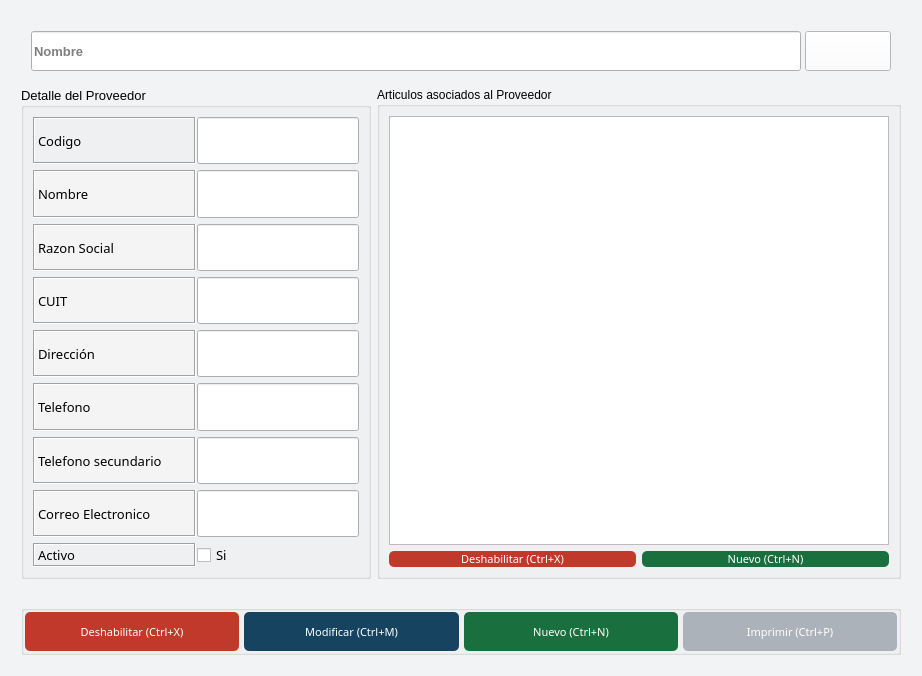
Before: the Qt Designer form Vistas/gui/detalles/proveedor_detalle.ui in Lonaris/Corupel, drawn with Qt 5.
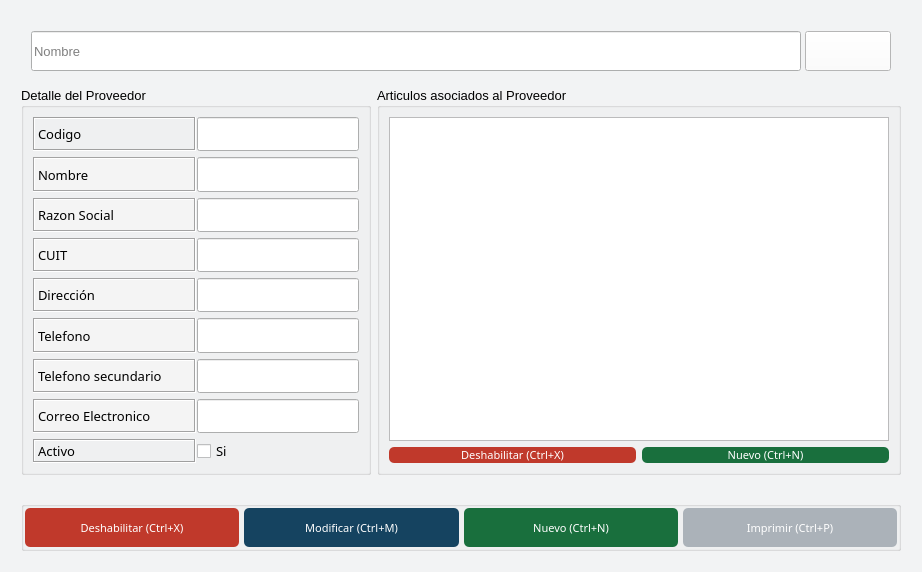
After: the same form once the commit is applied. Icons and pictures are not drawn.

Diff of the .ui file:
```diff
--- a/Vistas/gui/detalles/proveedor_detalle.ui
+++ b/Vistas/gui/detalles/proveedor_detalle.ui
@@ -7,7 +7,7 @@
     <x>0</x>
     <y>0</y>
     <width>922</width>
-    <height>676</height>
+    <height>572</height>
    </rect>
   </property>
   <property name="sizePolicy">
@@ -491,10 +491,10 @@
          </property>
          <property name="font">
           <font>
-           <family>Microsoft Sans Serif</family>
+           <family>MS Shell Dlg 2</family>
            <pointsize>10</pointsize>
-           <weight>75</weight>
-           <bold>true</bold>
+           <weight>50</weight>
+           <bold>false</bold>
           </font>
          </property>
          <property name="mouseTracking">
@@ -563,7 +563,7 @@
         <widget class="QGroupBox" name="groupBox_2">
          <property name="font">
           <font>
-           <family>Arial</family>
+           <family>MS Shell Dlg 2</family>
            <pointsize>10</pointsize>
            <weight>50</weight>
            <bold>false</bold>
@@ -1052,6 +1052,11 @@
        </item>
        <item>
         <widget class="QGroupBox" name="groupBox_3">
+         <property name="font">
+          <font>
+           <pointsize>10</pointsize>
+          </font>
+         </property>
          <property name="title">
           <string>Articulos asociados al Proveedor</string>
          </property>
```
Left out of the diff: 2 changed lines with no effect on the pictures.
